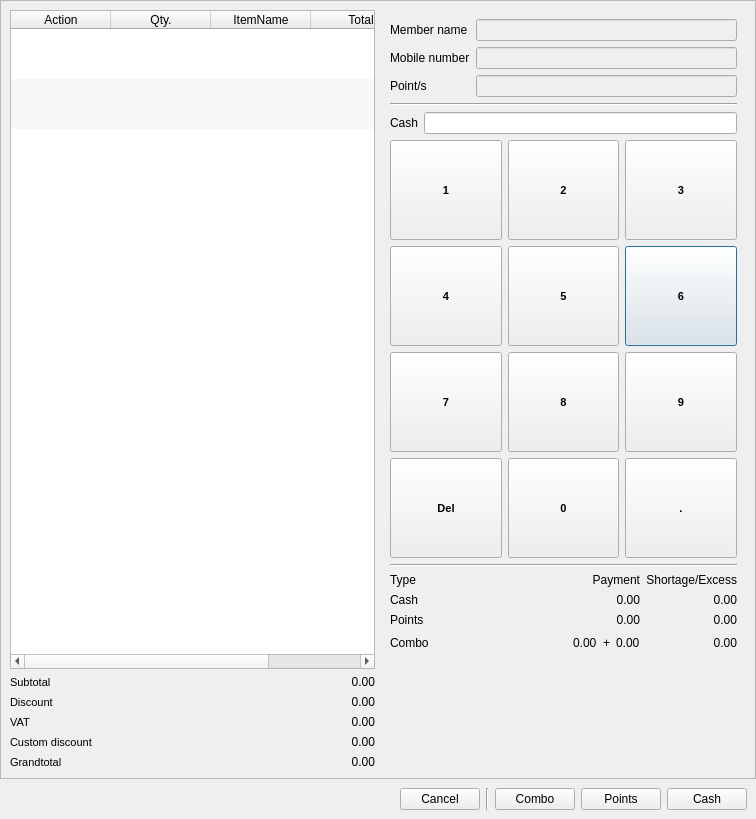
This is app/views/templates/generated/InOrder.ui in rondalefloyd/mts-pos as Qt 5 draws it before an edit. The edited form follows.
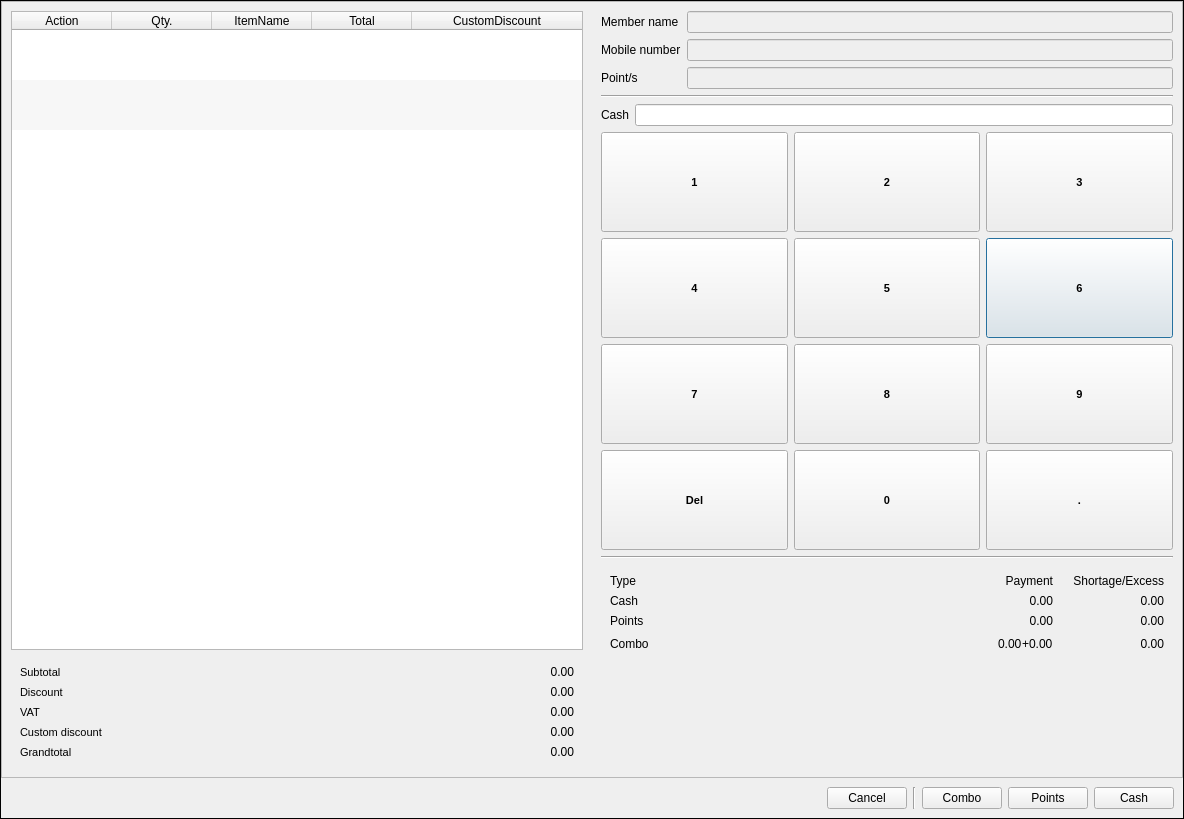
This is the edited form.

What changed in the file:
```diff
--- a/app/views/templates/generated/InOrder.ui
+++ b/app/views/templates/generated/InOrder.ui
@@ -6,14 +6,38 @@
    <rect>
     <x>0</x>
     <y>0</y>
-    <width>756</width>
+    <width>1184</width>
     <height>819</height>
    </rect>
   </property>
   <property name="windowTitle">
    <string>In-Order</string>
   </property>
-  <layout class="QVBoxLayout" name="verticalLayout_5">
+  <layout class="QVBoxLayout" name="verticalLayout_6">
+   <property name="spacing">
+    <number>0</number>
+   </property>
+   <property name="leftMargin">
+    <number>0</number>
+   </property>
+   <property name="topMargin">
+    <number>0</number>
+   </property>
+   <property name="rightMargin">
+    <number>0</number>
+   </property>
+   <property name="bottomMargin">
+    <number>0</number>
+   </property>
+   <item>
+    <widget class="QFrame" name="frame_2">
+     <property name="frameShape">
+      <enum>QFrame::Box</enum>
+     </property>
+     <property name="frameShadow">
+      <enum>QFrame::Plain</enum>
+     </property>
+     <layout class="QVBoxLayout" name="verticalLayout">
    <property name="spacing">
     <number>0</number>
    </property>
@@ -38,223 +62,21 @@
       <enum>QFrame::Raised</enum>
      </property>
      <layout class="QGridLayout" name="gridLayout_3">
-      <item row="0" column="0">
-       <layout class="QVBoxLayout" name="verticalLayout">
-        <item>
-         <widget class="QTableWidget" name="tableWidgetOrderItem">
-          <property name="editTriggers">
-           <set>QAbstractItemView::NoEditTriggers</set>
-          </property>
-          <property name="alternatingRowColors">
-           <bool>true</bool>
-          </property>
-          <property name="selectionBehavior">
-           <enum>QAbstractItemView::SelectRows</enum>
-          </property>
-          <property name="textElideMode">
-           <enum>Qt::ElideLeft</enum>
-          </property>
-          <property name="verticalScrollMode">
-           <enum>QAbstractItemView::ScrollPerPixel</enum>
-          </property>
-          <property name="horizontalScrollMode">
-           <enum>QAbstractItemView::ScrollPerPixel</enum>
-          </property>
-          <property name="showGrid">
-           <bool>false</bool>
-          </property>
-          <property name="gridStyle">
-           <enum>Qt::SolidLine</enum>
-          </property>
-          <property name="sortingEnabled">
-           <bool>false</bool>
-          </property>
-          <property name="wordWrap">
-           <bool>false</bool>
-          </property>
-          <attribute name="horizontalHeaderCascadingSectionResizes">
-           <bool>true</bool>
-          </attribute>
-          <attribute name="horizontalHeaderStretchLastSection">
-           <bool>true</bool>
-          </attribute>
-          <attribute name="verticalHeaderVisible">
-           <bool>false</bool>
-          </attribute>
-          <attribute name="verticalHeaderDefaultSectionSize">
-           <number>50</number>
-          </attribute>
-          <attribute name="verticalHeaderMinimumSectionSize">
-           <number>30</number>
-          </attribute>
-          <row>
-           <property name="text">
-            <string>New Row</string>
-           </property>
-          </row>
-          <row>
-           <property name="text">
-            <string>New Row</string>
-           </property>
-          </row>
-          <row>
-           <property name="text">
-            <string>New Row</string>
-           </property>
-          </row>
-          <column>
-           <property name="text">
-            <string>Action</string>
-           </property>
-          </column>
-          <column>
-           <property name="text">
-            <string>Qty.</string>
-           </property>
-          </column>
-          <column>
-           <property name="text">
-            <string>ItemName</string>
-           </property>
-          </column>
-          <column>
-           <property name="text">
-            <string>Total</string>
-           </property>
-          </column>
-          <column>
-           <property name="text">
-            <string>CustomDiscount</string>
-           </property>
-          </column>
-         </widget>
-        </item>
-        <item>
-         <layout class="QFormLayout" name="formLayoutBilling">
-          <item row="0" column="0">
-           <widget class="QLabel" name="label">
-            <property name="font">
-             <font>
-              <pointsize>8</pointsize>
-              <weight>50</weight>
-              <bold>false</bold>
-             </font>
-            </property>
-            <property name="text">
-             <string>Subtotal</string>
-            </property>
-           </widget>
-          </item>
-          <item row="1" column="0">
-           <widget class="QLabel" name="label_2">
-            <property name="font">
-             <font>
-              <pointsize>8</pointsize>
-              <weight>50</weight>
-              <bold>false</bold>
-             </font>
-            </property>
-            <property name="text">
-             <string>Discount</string>
-            </property>
-           </widget>
-          </item>
-          <item row="2" column="0">
-           <widget class="QLabel" name="label_3">
-            <property name="font">
-             <font>
-              <pointsize>8</pointsize>
-              <weight>50</weight>
-              <bold>false</bold>
-             </font>
-            </property>
-            <property name="text">
-             <string>VAT</string>
-            </property>
-           </widget>
-          </item>
-          <item row="3" column="0">
-           <widget class="QLabel" name="label_5">
-            <property name="font">
-             <font>
-              <pointsize>8</pointsize>
-              <weight>50</weight>
-              <bold>false</bold>
-             </font>
-            </property>
-            <property name="text">
-             <string>Custom discount</string>
-            </property>
-           </widget>
-          </item>
-          <item row="4" column="0">
-           <widget class="QLabel" name="label_4">
-            <property name="font">
-             <font>
-              <pointsize>8</pointsize>
-              <weight>50</weight>
-              <bold>false</bold>
-             </font>
-            </property>
-            <property name="text">
-             <string>Grandtotal</string>
-            </property>
-           </widget>
-          </item>
-          <item row="0" column="1">
-           <widget class="QLabel" name="labelSubtotal">
-            <property name="text">
-             <string>0.00</string>
-            </property>
-            <property name="alignment">
-             <set>Qt::AlignRight|Qt::AlignTrailing|Qt::AlignVCenter</set>
-            </property>
-           </widget>
-          </item>
-          <item row="1" column="1">
-           <widget class="QLabel" name="labelDiscount">
-            <property name="text">
-             <string>0.00</string>
-            </property>
-            <property name="alignment">
-             <set>Qt::AlignRight|Qt::AlignTrailing|Qt::AlignVCenter</set>
-            </property>
-           </widget>
-          </item>
-          <item row="2" column="1">
-           <widget class="QLabel" name="labelTax">
-            <property name="text">
-             <string>0.00</string>
-            </property>
-            <property name="alignment">
-             <set>Qt::AlignRight|Qt::AlignTrailing|Qt::AlignVCenter</set>
-            </property>
-           </widget>
-          </item>
-          <item row="4" column="1">
-           <widget class="QLabel" name="labelGrandTotal">
-            <property name="text">
-             <string>0.00</string>
-            </property>
-            <property name="alignment">
-             <set>Qt::AlignRight|Qt::AlignTrailing|Qt::AlignVCenter</set>
-            </property>
-           </widget>
-          </item>
-          <item row="3" column="1">
-           <widget class="QLabel" name="labelCustomDiscount">
-            <property name="text">
-             <string>0.00</string>
-            </property>
-            <property name="alignment">
-             <set>Qt::AlignRight|Qt::AlignTrailing|Qt::AlignVCenter</set>
-            </property>
-           </widget>
-          </item>
-         </layout>
-        </item>
-       </layout>
-      </item>
+         <property name="leftMargin">
+          <number>0</number>
+         </property>
+         <property name="topMargin">
+          <number>0</number>
+         </property>
+         <property name="rightMargin">
+          <number>0</number>
+         </property>
+         <property name="bottomMargin">
+          <number>0</number>
+         </property>
+         <property name="spacing">
+          <number>0</number>
+         </property>
       <item row="0" column="1">
        <widget class="QFrame" name="frameRegister">
         <layout class="QVBoxLayout" name="verticalLayout_4">
@@ -671,41 +493,11 @@
             </widget>
            </item>
            <item>
-            <layout class="QGridLayout" name="gridLayoutPayment">
-             <item row="3" column="0">
-              <widget class="QLabel" name="labelCombo">
-               <property name="text">
-                <string>Combo</string>
-               </property>
-              </widget>
-             </item>
-             <item row="1" column="0">
-              <widget class="QLabel" name="label_12">
-               <property name="text">
-                <string>Cash</string>
-               </property>
-              </widget>
-             </item>
-             <item row="0" column="2">
-              <widget class="QLabel" name="label_17">
-               <property name="text">
-                <string>Shortage/Excess</string>
-               </property>
-               <property name="alignment">
-                <set>Qt::AlignRight|Qt::AlignTrailing|Qt::AlignVCenter</set>
-               </property>
-              </widget>
-             </item>
-             <item row="0" column="1">
-              <widget class="QLabel" name="label_15">
-               <property name="text">
-                <string>Payment</string>
-               </property>
-               <property name="alignment">
-                <set>Qt::AlignRight|Qt::AlignTrailing|Qt::AlignVCenter</set>
-               </property>
-              </widget>
-             </item>
+               <widget class="QWidget" name="widgetPayment" native="true">
+                <layout class="QGridLayout" name="gridLayout">
+                 <property name="horizontalSpacing">
+                  <number>20</number>
+                 </property>
              <item row="0" column="0">
               <widget class="QLabel" name="label_10">
                <property name="text">
@@ -713,6 +505,53 @@
                </property>
               </widget>
              </item>
+                 <item row="0" column="1">
+                  <widget class="QLabel" name="label_15">
+                   <property name="text">
+                    <string>Payment</string>
+                   </property>
+                   <property name="alignment">
+                    <set>Qt::AlignRight|Qt::AlignTrailing|Qt::AlignVCenter</set>
+                   </property>
+                  </widget>
+                 </item>
+                 <item row="0" column="2">
+                  <widget class="QLabel" name="label_17">
+                   <property name="text">
+                    <string>Shortage/Excess</string>
+                   </property>
+                   <property name="alignment">
+                    <set>Qt::AlignRight|Qt::AlignTrailing|Qt::AlignVCenter</set>
+                   </property>
+                  </widget>
+                 </item>
+                 <item row="1" column="0">
+                  <widget class="QLabel" name="label_12">
+                   <property name="text">
+                    <string>Cash</string>
+                   </property>
+                  </widget>
+                 </item>
+                 <item row="1" column="1">
+                  <widget class="QLabel" name="labelCashPayment">
+                   <property name="text">
+                    <string>0.00</string>
+                   </property>
+                   <property name="alignment">
+                    <set>Qt::AlignRight|Qt::AlignTrailing|Qt::AlignVCenter</set>
+                   </property>
+                  </widget>
+                 </item>
+                 <item row="1" column="2">
+                  <widget class="QLabel" name="labelCashShortageExcess">
+                   <property name="text">
+                    <string>0.00</string>
+                   </property>
+                   <property name="alignment">
+                    <set>Qt::AlignRight|Qt::AlignTrailing|Qt::AlignVCenter</set>
+                   </property>
+                  </widget>
+                 </item>
              <item row="2" column="0">
               <widget class="QLabel" name="labelPoints">
                <property name="text">
@@ -720,6 +559,33 @@
                </property>
               </widget>
              </item>
+                 <item row="2" column="1">
+                  <widget class="QLabel" name="labelPointsPayment">
+                   <property name="text">
+                    <string>0.00</string>
+                   </property>
+                   <property name="alignment">
+                    <set>Qt::AlignRight|Qt::AlignTrailing|Qt::AlignVCenter</set>
+                   </property>
+                  </widget>
+                 </item>
+                 <item row="2" column="2">
+                  <widget class="QLabel" name="labelPointsShortageExcess">
+                   <property name="text">
+                    <string>0.00</string>
+                   </property>
+                   <property name="alignment">
+                    <set>Qt::AlignRight|Qt::AlignTrailing|Qt::AlignVCenter</set>
+                   </property>
+                  </widget>
+                 </item>
+                 <item row="3" column="0">
+                  <widget class="QLabel" name="labelCombo">
+                   <property name="text">
+                    <string>Combo</string>
+                   </property>
+                  </widget>
+                 </item>
              <item row="3" column="1">
               <layout class="QHBoxLayout" name="horizontalLayout">
                <item>
@@ -758,46 +624,6 @@
                </item>
               </layout>
              </item>
-             <item row="2" column="1">
-              <widget class="QLabel" name="labelPointsPayment">
-               <property name="text">
-                <string>0.00</string>
-               </property>
-               <property name="alignment">
-                <set>Qt::AlignRight|Qt::AlignTrailing|Qt::AlignVCenter</set>
-               </property>
-              </widget>
-             </item>
-             <item row="1" column="1">
-              <widget class="QLabel" name="labelCashPayment">
-               <property name="text">
-                <string>0.00</string>
-               </property>
-               <property name="alignment">
-                <set>Qt::AlignRight|Qt::AlignTrailing|Qt::AlignVCenter</set>
-               </property>
-              </widget>
-             </item>
-             <item row="1" column="2">
-              <widget class="QLabel" name="labelCashShortageExcess">
-               <property name="text">
-                <string>0.00</string>
-               </property>
-               <property name="alignment">
-                <set>Qt::AlignRight|Qt::AlignTrailing|Qt::AlignVCenter</set>
-               </property>
-              </widget>
-             </item>
-             <item row="2" column="2">
-              <widget class="QLabel" name="labelPointsShortageExcess">
-               <property name="text">
-                <string>0.00</string>
-               </property>
-               <property name="alignment">
-                <set>Qt::AlignRight|Qt::AlignTrailing|Qt::AlignVCenter</set>
-               </property>
-              </widget>
-             </item>
              <item row="3" column="2">
               <widget class="QLabel" name="labelComboShortageExcess">
                <property name="text">
@@ -809,6 +635,7 @@
               </widget>
              </item>
             </layout>
+               </widget>
            </item>
            <item>
             <spacer name="verticalSpacer">
@@ -828,6 +655,227 @@
         </layout>
        </widget>
       </item>
+         <item row="0" column="0">
+          <widget class="QFrame" name="frameOrderBilling">
+           <layout class="QVBoxLayout" name="verticalLayout_5">
+            <item>
+             <widget class="QTableWidget" name="tableWidgetInOrderItem">
+              <property name="editTriggers">
+               <set>QAbstractItemView::NoEditTriggers</set>
+              </property>
+              <property name="alternatingRowColors">
+               <bool>true</bool>
+              </property>
+              <property name="selectionBehavior">
+               <enum>QAbstractItemView::SelectRows</enum>
+              </property>
+              <property name="textElideMode">
+               <enum>Qt::ElideLeft</enum>
+              </property>
+              <property name="verticalScrollMode">
+               <enum>QAbstractItemView::ScrollPerPixel</enum>
+              </property>
+              <property name="horizontalScrollMode">
+               <enum>QAbstractItemView::ScrollPerPixel</enum>
+              </property>
+              <property name="showGrid">
+               <bool>false</bool>
+              </property>
+              <property name="gridStyle">
+               <enum>Qt::SolidLine</enum>
+              </property>
+              <property name="sortingEnabled">
+               <bool>false</bool>
+              </property>
+              <property name="wordWrap">
+               <bool>false</bool>
+              </property>
+              <attribute name="horizontalHeaderCascadingSectionResizes">
+               <bool>true</bool>
+              </attribute>
+              <attribute name="horizontalHeaderStretchLastSection">
+               <bool>true</bool>
+              </attribute>
+              <attribute name="verticalHeaderVisible">
+               <bool>false</bool>
+              </attribute>
+              <attribute name="verticalHeaderDefaultSectionSize">
+               <number>50</number>
+              </attribute>
+              <attribute name="verticalHeaderMinimumSectionSize">
+               <number>30</number>
+              </attribute>
+              <row>
+               <property name="text">
+                <string>New Row</string>
+               </property>
+              </row>
+              <row>
+               <property name="text">
+                <string>New Row</string>
+               </property>
+              </row>
+              <row>
+               <property name="text">
+                <string>New Row</string>
+               </property>
+              </row>
+              <column>
+               <property name="text">
+                <string>Action</string>
+               </property>
+              </column>
+              <column>
+               <property name="text">
+                <string>Qty.</string>
+               </property>
+              </column>
+              <column>
+               <property name="text">
+                <string>ItemName</string>
+               </property>
+              </column>
+              <column>
+               <property name="text">
+                <string>Total</string>
+               </property>
+              </column>
+              <column>
+               <property name="text">
+                <string>CustomDiscount</string>
+               </property>
+              </column>
+             </widget>
+            </item>
+            <item>
+             <widget class="QWidget" name="widgetBilling" native="true">
+              <layout class="QFormLayout" name="formLayout">
+               <item row="0" column="0">
+                <widget class="QLabel" name="label">
+                 <property name="font">
+                  <font>
+                   <pointsize>8</pointsize>
+                   <weight>50</weight>
+                   <bold>false</bold>
+                  </font>
+                 </property>
+                 <property name="text">
+                  <string>Subtotal</string>
+                 </property>
+                </widget>
+               </item>
+               <item row="0" column="1">
+                <widget class="QLabel" name="labelSubtotal">
+                 <property name="text">
+                  <string>0.00</string>
+                 </property>
+                 <property name="alignment">
+                  <set>Qt::AlignRight|Qt::AlignTrailing|Qt::AlignVCenter</set>
+                 </property>
+                </widget>
+               </item>
+               <item row="1" column="0">
+                <widget class="QLabel" name="label_2">
+                 <property name="font">
+                  <font>
+                   <pointsize>8</pointsize>
+                   <weight>50</weight>
+                   <bold>false</bold>
+                  </font>
+                 </property>
+                 <property name="text">
+                  <string>Discount</string>
+                 </property>
+                </widget>
+               </item>
+               <item row="1" column="1">
+                <widget class="QLabel" name="labelDiscount">
+                 <property name="text">
+                  <string>0.00</string>
+                 </property>
+                 <property name="alignment">
+                  <set>Qt::AlignRight|Qt::AlignTrailing|Qt::AlignVCenter</set>
+                 </property>
+                </widget>
+               </item>
+               <item row="2" column="0">
+                <widget class="QLabel" name="label_3">
+                 <property name="font">
+                  <font>
+                   <pointsize>8</pointsize>
+                   <weight>50</weight>
+                   <bold>false</bold>
+                  </font>
+                 </property>
+                 <property name="text">
+                  <string>VAT</string>
+                 </property>
+                </widget>
+               </item>
+               <item row="2" column="1">
+                <widget class="QLabel" name="labelTax">
+                 <property name="text">
+                  <string>0.00</string>
+                 </property>
+                 <property name="alignment">
+                  <set>Qt::AlignRight|Qt::AlignTrailing|Qt::AlignVCenter</set>
+                 </property>
+                </widget>
+               </item>
+               <item row="3" column="0">
+                <widget class="QLabel" name="label_5">
+                 <property name="font">
+                  <font>
+                   <pointsize>8</pointsize>
+                   <weight>50</weight>
+                   <bold>false</bold>
+                  </font>
+                 </property>
+                 <property name="text">
+                  <string>Custom discount</string>
+                 </property>
+                </widget>
+               </item>
+               <item row="3" column="1">
+                <widget class="QLabel" name="labelCustomDiscount">
+                 <property name="text">
+                  <string>0.00</string>
+                 </property>
+                 <property name="alignment">
+                  <set>Qt::AlignRight|Qt::AlignTrailing|Qt::AlignVCenter</set>
+                 </property>
+                </widget>
+               </item>
+               <item row="4" column="0">
+                <widget class="QLabel" name="labelGrandtotalTitle">
+                 <property name="font">
+                  <font>
+                   <pointsize>8</pointsize>
+                   <weight>50</weight>
+                   <bold>false</bold>
+                  </font>
+                 </property>
+                 <property name="text">
+                  <string>Grandtotal</string>
+                 </property>
+                </widget>
+               </item>
+               <item row="4" column="1">
+                <widget class="QLabel" name="labelGrandtotal">
+                 <property name="text">
+                  <string>0.00</string>
+                 </property>
+                 <property name="alignment">
+                  <set>Qt::AlignRight|Qt::AlignTrailing|Qt::AlignVCenter</set>
+                 </property>
+                </widget>
+               </item>
+              </layout>
+             </widget>
+            </item>
+           </layout>
+          </widget>
+         </item>
      </layout>
     </widget>
    </item>
@@ -880,6 +928,9 @@
         <property name="text">
          <string>Cash</string>
         </property>
+          </widget>
+         </item>
+        </layout>
        </widget>
       </item>
      </layout>
```
Lines whose indentation alone changed are shown as unchanged.
